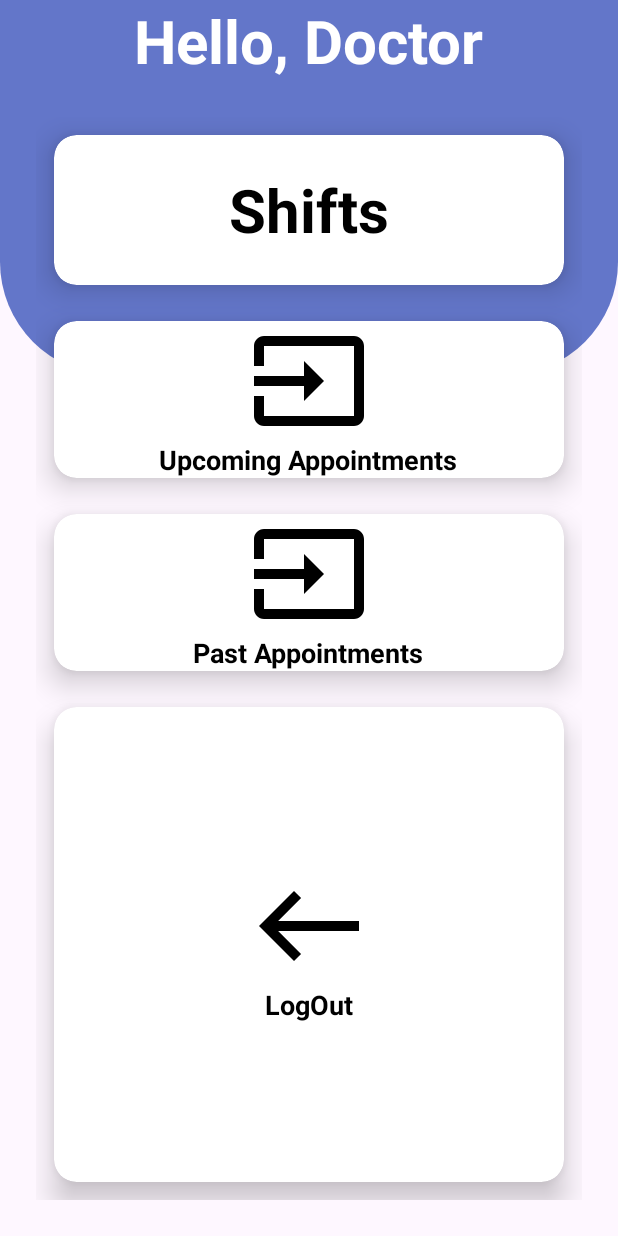
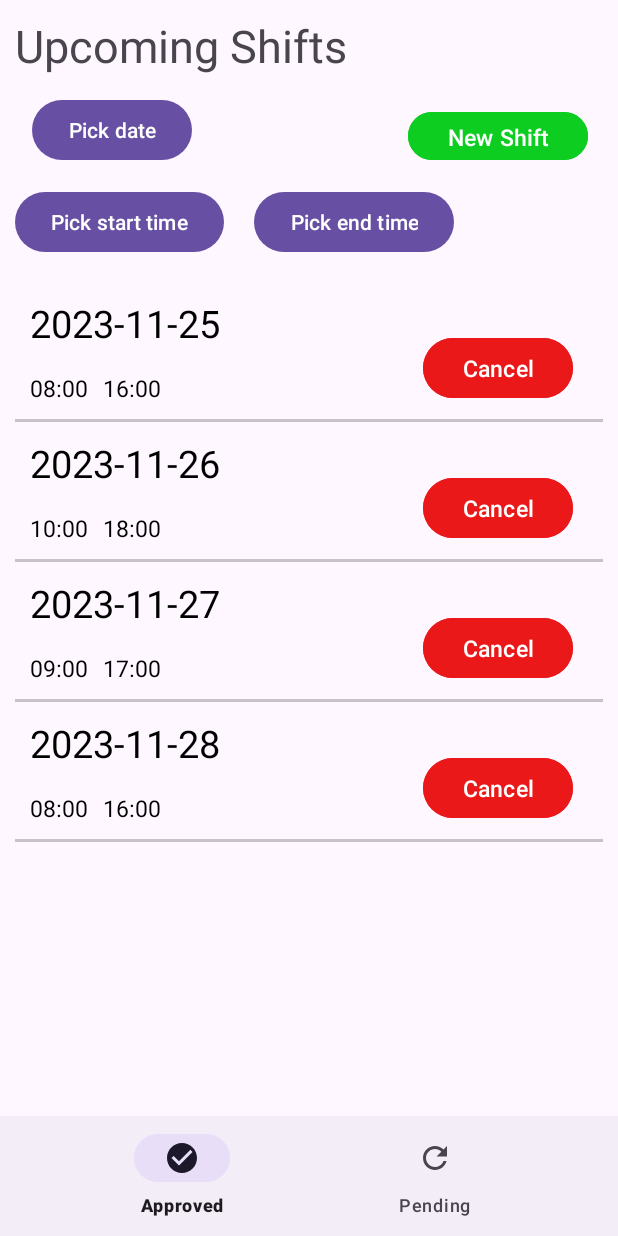
Before and after one commit to fayy-lee/project-project-group-20, an Android app: the DocView screen opened directly, with no data from a screen before it, after a tap on "Shifts", on a phone screen of 412 x 824 dp. Run offline under Robolectric (Android 15) with nearby library versions, the light colour scheme and no system bars; Roboto replaces fonts that are not available here.

Commit message:
fixing shift class the cancel button not working

```diff
--- a/app/src/main/AndroidManifest.xml
+++ b/app/src/main/AndroidManifest.xml
@@ -97,6 +97,9 @@
                 <category android:name="android.intent.category.LAUNCHER" />
             </intent-filter>
         </activity>
+        <activity android:name=".UpcomingShifts">
+
+        </activity>
 
         <meta-data
             android:name="preloaded_fonts"
--- a/app/src/main/java/com/example/hams/MainActivity.java
+++ b/app/src/main/java/com/example/hams/MainActivity.java
@@ -23,6 +23,7 @@ public class MainActivity extends AppCompatActivity {
     public static DatabaseReference dbReference = database.getReference();
     public static DatabaseReference usersRef = dbReference.child("Users");
     public static DatabaseReference appointmentsRef = dbReference.child("Appointments");
+    public static DatabaseReference shiftRef = dbReference.child("Shifts");
 
     private static int SPLASH_SCREEN = 5000;
 
--- a/app/src/main/java/com/example/hams/Shift.java
+++ b/app/src/main/java/com/example/hams/Shift.java
@@ -13,6 +13,8 @@ public class Shift {
     private String date;
     private String startTime;
     private String endTime;
+    private String doctorID;
+    private String shiftId;
 
     public Shift(){
 
@@ -23,8 +25,17 @@ public class Shift {
         this.setDate(date);
         this.setStartTime(startTime);
         this.setEndTime(endTime);
+//        this.setDoctorID(doctorID);
+//        this.setShiftID(shiftId);
+
+
+
     }
+    public void setShiftID(String id){this.shiftId = id;
+    }
+    public String getShiftID(){return shiftId ;}
 
+    public String getdoctorID(){return doctorID ;}
     public String getDate() {
         return date;
     }
@@ -47,6 +58,9 @@ public class Shift {
 
     public void setEndTime(String endTime) {
         this.endTime = endTime;
+    }
+    public void setDoctorID(String doctorID) {
+        this.doctorID = doctorID;
     }
 
     public boolean isValidTimeIncrement() {
--- a/app/src/main/java/com/example/hams/ShiftAdapter.java
+++ b/app/src/main/java/com/example/hams/ShiftAdapter.java
@@ -1,38 +1,61 @@
 package com.example.hams;
 
+import android.content.Context;
 import android.view.LayoutInflater;
 import android.view.View;
 import android.view.ViewGroup;
-import android.widget.TextView;
 
 import androidx.annotation.NonNull;
 import androidx.recyclerview.widget.RecyclerView;
 
-import java.text.SimpleDateFormat;
 import java.util.List;
-import java.util.Locale;
 
-public class ShiftAdapter extends RecyclerView.Adapter<ShiftAdapter.ViewHolder> {
+public class ShiftAdapter extends RecyclerView.Adapter<shiftviewholder> {
 
-    private List<Shift> shiftList;
-    private OnShiftClickListener onShiftClickListener;
+    List<Shift> shiftList = UpcomingShifts.shiftList;
+    Context context;
 
-    public ShiftAdapter(List<Shift> shiftList, OnShiftClickListener onShiftClickListener) {
+    /*public ShiftAdapter(List<Shift> shiftList, OnShiftClickListener onShiftClickListener) {
         this.shiftList = shiftList;
         this.onShiftClickListener = onShiftClickListener;
+    }*/
+    public ShiftAdapter(Context context, List<Shift> shiftList){
+        this.context = context;
+        this.shiftList = shiftList;
     }
 
     @NonNull
     @Override
-    public ViewHolder onCreateViewHolder(@NonNull ViewGroup parent, int viewType) {
-        View view = LayoutInflater.from(parent.getContext()).inflate(R.layout.item_shift, parent, false);
-        return new ViewHolder(view);
+    public shiftviewholder onCreateViewHolder(@NonNull ViewGroup parent, int viewType) {
+        View itemView = LayoutInflater.from(parent.getContext()).inflate(R.layout.upcoming_shift, parent, false);
+        return new shiftviewholder(itemView);
     }
 
     @Override
-    public void onBindViewHolder(@NonNull ViewHolder holder, int position) {
+    public void onBindViewHolder(@NonNull shiftviewholder holder, int position) {
         Shift shift = shiftList.get(position);
-        holder.bind(shift);
+        holder.date.setText(shift.getDate());
+        holder.startTime.setText(shift.getStartTime());
+        holder.endTime.setText((shift.getEndTime()));
+
+        holder.cancel.setText("Cancel");
+        holder.cancel.setOnClickListener(new View.OnClickListener() {
+            @Override
+            public void onClick(View v) {
+
+                int currentPosition = holder.getAdapterPosition();
+                if (currentPosition != RecyclerView.NO_POSITION) {
+                    removeShiftAtPosition(currentPosition);
+                }
+            }
+        });
+
+    }
+    private void removeShiftAtPosition(int position) {
+
+        shiftList.remove(position);
+        notifyItemRemoved(position);
+        notifyItemRangeChanged(position, shiftList.size());
     }
 
     @Override
@@ -40,16 +63,16 @@ public class ShiftAdapter extends RecyclerView.Adapter<ShiftAdapter.ViewHolder>
         return shiftList.size();
     }
 
-    public void setShiftList(List<Shift> shiftList) {
+    /*public void setShiftList(List<Shift> shiftList) {
         this.shiftList = shiftList;
         notifyDataSetChanged();
     }
 
     public interface OnShiftClickListener {
         void onShiftClick(int position);
-    }
+    }*/
 
-    public class ViewHolder extends RecyclerView.ViewHolder {
+    /*public class ViewHolder extends RecyclerView.ViewHolder {
         private TextView textViewDate;
         private TextView textViewTime;
 
@@ -72,5 +95,5 @@ public class ShiftAdapter extends RecyclerView.Adapter<ShiftAdapter.ViewHolder>
                 }
             });
         }
-    }
+    }*/
 }
--- a/app/src/main/java/com/example/hams/UpcomingShifts.java
+++ b/app/src/main/java/com/example/hams/UpcomingShifts.java
@@ -1,15 +1,94 @@
 package com.example.hams;
 
+
+import android.content.Context;
 import android.os.Bundle;
+
+import android.view.View;
 import android.view.WindowManager;
+import android.widget.Button;
+
 
 import androidx.appcompat.app.AppCompatActivity;
 
+import androidx.recyclerview.widget.LinearLayoutManager;
+import androidx.recyclerview.widget.RecyclerView;
+
+import java.util.ArrayList;
+
+import java.util.List;
+
 public class UpcomingShifts extends AppCompatActivity {
+    private String selectedDate;
+    private String selectedStartTime;
+    private String selectedEndTime;
+    private RecyclerView recyclerView;
+    private ShiftAdapter shiftAdapter;
+    public static List<Shift> shiftList;
+    Button new_shift;
+
+    public void setSelectedDate(String date) {
+        this.selectedDate = date;
+    }
+    public void setSelectedTime(String time, String tag) {
+        if ("starttimePicker".equals(tag)) {
+            this.selectedStartTime = time;
+        } else if ("endtimePicker".equals(tag)) {
+            this.selectedEndTime = time;
+        }
+    }
+
     @Override
-    protected void onCreate(Bundle savedInstanceState){
+    protected void onCreate(Bundle savedInstanceState) {
         super.onCreate(savedInstanceState);
         getWindow().setFlags(WindowManager.LayoutParams.FLAG_FULLSCREEN, WindowManager.LayoutParams.FLAG_FULLSCREEN);
         setContentView(R.layout.upcoming_shifts_page);
+        recyclerView = findViewById(R.id.recyclerview);
+        new_shift = findViewById(R.id.new_shift);
+
+        Context context = this;
+
+        // Initialize your shiftList here with the data
+        shiftList = new ArrayList<>();
+        shiftList.add(new Shift("2023-11-25", "08:00", "16:00"));
+        shiftList.add(new Shift("2023-11-26", "10:00", "18:00"));
+        shiftList.add(new Shift("2023-11-27", "09:00", "17:00"));
+        shiftList.add(new Shift("2023-11-28", "08:00", "16:00"));// Fetch or create your list of shifts
+
+
+        recyclerView.setLayoutManager(new LinearLayoutManager(this));
+        recyclerView.setAdapter(new ShiftAdapter(getApplicationContext(),shiftList));
+        shiftAdapter = new ShiftAdapter(this, shiftList);
+        recyclerView.setAdapter(shiftAdapter);
+        findViewById(R.id.pickstartTime).setOnClickListener(new View.OnClickListener() {
+            @Override
+            public void onClick(View v) {
+                new TimePickerFragment().show(getSupportFragmentManager(), "starttimePicker");
+            }
+        });
+        findViewById(R.id.pickendTime).setOnClickListener(new View.OnClickListener() {
+            @Override
+            public void onClick(View v) {
+                new TimePickerFragment().show(getSupportFragmentManager(), "endtimePicker");
+            }
+        });
+
+        findViewById(R.id.pickDate).setOnClickListener(new View.OnClickListener() {
+            @Override
+            public void onClick(View view) {
+                DatePickerFragment newFragment = new DatePickerFragment();
+                newFragment.show(getSupportFragmentManager(), "datePicker");
+            }
+        });
+        new_shift.setOnClickListener(new View.OnClickListener() {
+            @Override
+            public void onClick(View view) {
+
+                Shift newShift = new Shift(selectedDate, selectedStartTime, selectedEndTime);
+                shiftList.add(newShift);
+                shiftAdapter.notifyDataSetChanged();
+            }
+        });
+
     }
 }
--- /dev/null
+++ b/app/src/main/java/com/example/hams/shiftviewholder.java
@@ -0,0 +1,25 @@
+package com.example.hams;
+
+import android.view.View;
+import android.widget.Button;
+import android.widget.TextView;
+
+import androidx.annotation.NonNull;
+import androidx.recyclerview.widget.RecyclerView;
+public class shiftviewholder extends RecyclerView.ViewHolder {
+    //reference elements from appointment
+    TextView date, startTime, endTime;
+    Button cancel;
+    public shiftviewholder(@NonNull View itemView) {
+        super(itemView);
+        //actually reference the views
+        date = itemView.findViewById(R.id.date);
+
+        startTime = itemView.findViewById(R.id.startTime);
+        endTime = itemView.findViewById(R.id.endTime);
+        //reference buttons too, so they'll have text on them lol
+        cancel = itemView.findViewById(R.id.cancel);
+
+
+    }
+}
--- a/app/src/main/res/layout/upcoming_shift.xml
+++ b/app/src/main/res/layout/upcoming_shift.xml
@@ -16,7 +16,7 @@
 
 
     <TextView
-        android:layout_width="260dp"
+        android:layout_width="wrap_content"
         android:layout_height="wrap_content"
         android:id="@+id/startTime"
         android:layout_below="@+id/date"
@@ -26,10 +26,22 @@
         android:layout_marginTop="15dp"
         tools:text="12:00"
         />
+    <TextView
+        android:layout_width="260dp"
+        android:layout_height="wrap_content"
+        android:id="@+id/endTime"
+        android:layout_toEndOf="@+id/startTime"
+        android:layout_below="@id/date"
+        android:textSize="15dp"
+        android:textColor="@color/black"
+        android:layout_marginLeft="10dp"
+        android:layout_marginTop="15dp"
+        tools:text="12:30"
+        />
 
 
     <Button
-        android:id="@+id/reject"
+        android:id="@+id/cancel"
         android:layout_width="100dp"
         android:layout_height="wrap_content"
         android:layout_alignParentEnd="true"
--- a/app/src/main/res/layout/upcoming_shifts_page.xml
+++ b/app/src/main/res/layout/upcoming_shifts_page.xml
@@ -6,15 +6,50 @@
     android:layout_height="match_parent">
 
 
-
     <TextView
         android:id="@+id/title"
-        android:layout_margin="10dp"
-        android:textSize="20dp"
         android:layout_width="wrap_content"
         android:layout_height="wrap_content"
-        tools:text="Upcoming Shifts"
-        />
+        android:layout_marginStart="10dp"
+        android:layout_marginTop="10dp"
+        android:layout_marginEnd="10dp"
+        android:layout_marginBottom="10dp"
+        android:textSize="30dp"
+        android:text="Upcoming Shifts" />
+
+
+    <Button
+        android:id="@+id/pickDate"
+        android:layout_width="wrap_content"
+        android:layout_height="wrap_content"
+        android:layout_below="@+id/title"
+        android:layout_marginLeft="-148dp"
+
+        android:layout_marginTop="2dp"
+        android:layout_toRightOf="@id/pickstartTime"
+        android:text="Pick date" />
+
+    <Button
+        android:id="@+id/pickstartTime"
+        android:layout_width="wrap_content"
+        android:layout_height="wrap_content"
+        android:layout_below="@+id/title"
+        android:layout_alignLeft="@id/title"
+        android:layout_marginLeft="-4dp"
+        android:layout_marginTop="63dp"
+        android:layout_marginEnd="20dp"
+        android:text="Pick start time" />
+
+    <Button
+        android:id="@+id/pickendTime"
+        android:layout_width="wrap_content"
+        android:layout_height="wrap_content"
+        android:layout_below="@+id/title"
+        android:layout_marginLeft="20dp"
+        android:layout_marginTop="63dp"
+        android:layout_marginEnd="20dp"
+        android:layout_toRightOf="@id/pickstartTime"
+        android:text="Pick end time" />
 
     <Button
         android:id="@+id/new_shift"
@@ -26,12 +61,12 @@
         android:layout_marginTop="10dp"
         android:backgroundTint="#0DCD20"
         android:textSize="15dp"
-        tools:text="New Shift" />
+        android:text="New Shift" />
 
     <TextView
         android:layout_width="match_parent"
         android:layout_height="wrap_content"
-        tools:text="UPCOMING APPOINTMENTS"
+        tools:text="UPCOMING SHIFTS"
         android:layout_below="@+id/recyclerview"
         />
 
@@ -41,13 +76,16 @@
         android:layout_height="wrap_content"
         android:layout_alignParentBottom="true"
         app:menu="@menu/appointment_bottom_navigation" />
+
     <androidx.recyclerview.widget.RecyclerView
-        android:layout_margin="10dp"
+        android:id="@+id/recyclerview"
         android:layout_width="match_parent"
         android:layout_height="wrap_content"
-        android:id="@+id/recyclerview"
         android:layout_below="@+id/new_shift"
-        />
+        android:layout_marginStart="10dp"
+        android:layout_marginTop="77dp"
+        android:layout_marginEnd="10dp"
+        android:layout_marginBottom="10dp" />
 
 
 </RelativeLayout>
```
Also changed, not shown: app/src/main/java/com/example/hams/DatePickerFragment.java (added, +32 -0 lines), app/src/main/java/com/example/hams/LoginDoc.java (+28 -0 lines), app/src/main/java/com/example/hams/TimePickerFragment.java (added, +33 -0 lines).
